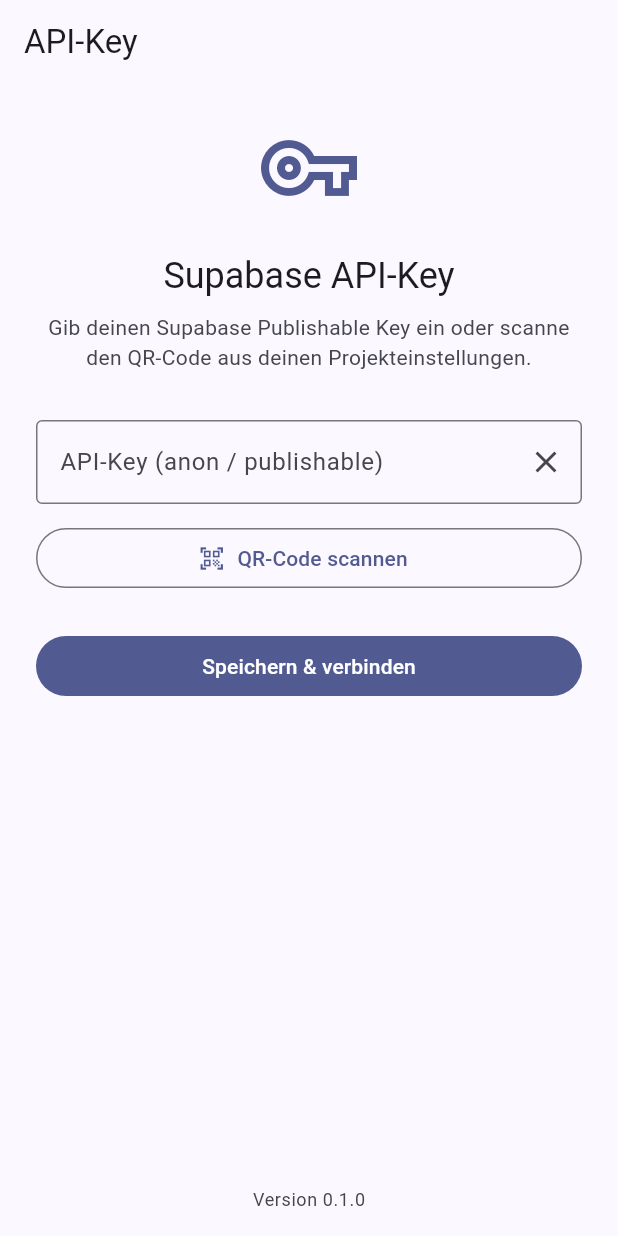
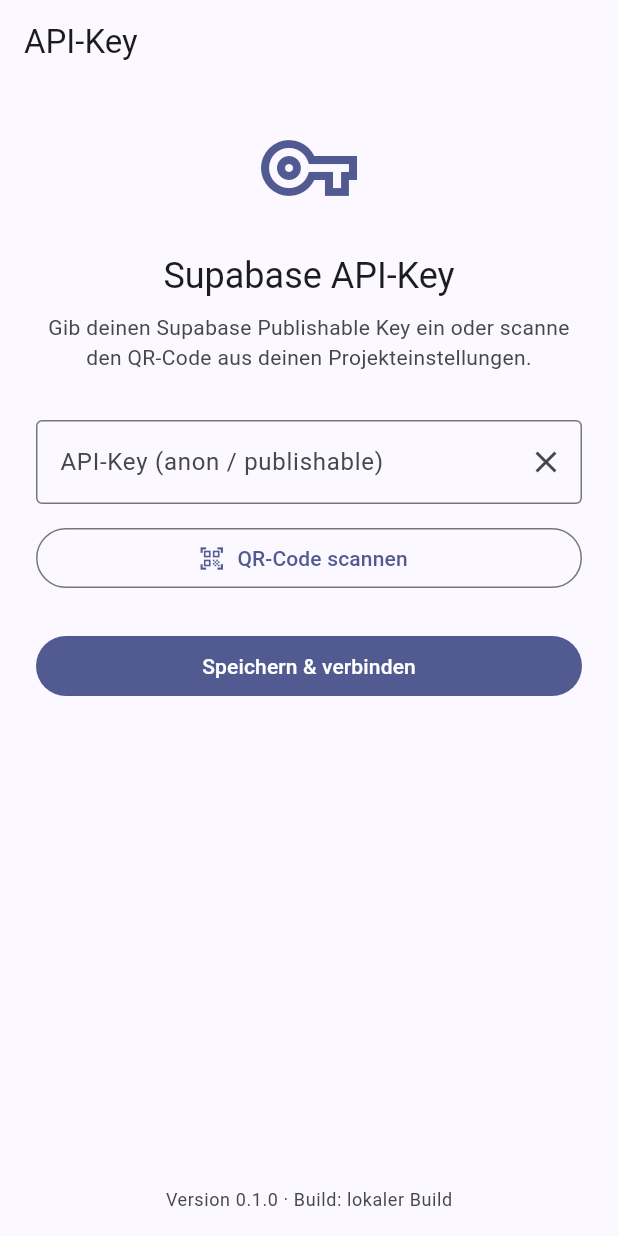
Before and after one commit to HeZumbu23/ai-time-plannning, a Flutter app: the screen it shows after launch, on a phone screen of 412 x 824 dp. Run offline on Flutter 3.47's test engine with Material 3 defaults, Android fonts, the phone set to English and light mode, and no system bars; our stand-ins replace go_router, shared_preferences, supabase, webview_flutter; missing offline and left inert: mobile_scanner; accounts and stored records are empty.

Commit message:
Show Docker build timestamp next to app version
Bakes the UTC build time into the web bundle via --dart-define=BUILD_TIME
(set from `date -u` in the Dockerfile RUN step) and displays it alongside
the version number in the app bar and the API-key/setup screen, so a
running deployment's build can be identified without checking Docker
image metadata.

Co-Authored-By: Claude Sonnet 5 <noreply@anthropic.com>
Claude-Session: https://claude.ai/code/session_01PcRCTcVV9XcgiSDjgMryCU

```diff
--- a/lib/config/app_version.dart
+++ b/lib/config/app_version.dart
@@ -1 +1,9 @@
 const String appVersion = '0.1.0';
+
+/// Zeitpunkt des Docker-Builds (UTC, ISO-8601), gesetzt via
+/// `--dart-define=BUILD_TIME=...` im Dockerfile. Bei lokalen Builds ohne
+/// dieses Define bleibt der Platzhalter stehen.
+const String buildTime = String.fromEnvironment(
+  'BUILD_TIME',
+  defaultValue: 'lokaler Build',
+);
--- a/lib/screens/api_key_screen.dart
+++ b/lib/screens/api_key_screen.dart
@@ -202,7 +202,7 @@ class _ApiKeyScreenState extends State<ApiKeyScreen> {
         Padding(
           padding: const EdgeInsets.all(16),
           child: Text(
-            'Version $appVersion',
+            'Version $appVersion · Build: $buildTime',
             style: theme.textTheme.bodySmall?.copyWith(
               color: theme.colorScheme.onSurfaceVariant,
             ),
@@ -285,7 +285,7 @@ class _ApiKeyScreenState extends State<ApiKeyScreen> {
         Padding(
           padding: const EdgeInsets.all(16),
           child: Text(
-            'Version $appVersion',
+            'Version $appVersion · Build: $buildTime',
             style: theme.textTheme.bodySmall?.copyWith(
               color: theme.colorScheme.onSurfaceVariant,
             ),
--- a/lib/screens/home_shell.dart
+++ b/lib/screens/home_shell.dart
@@ -71,7 +71,7 @@ class HomeShell extends StatelessWidget {
         children: [
           Text(_titles[navigationShell.currentIndex]),
           Text(
-            'v$appVersion',
+            'v$appVersion · $buildTime',
             style: Theme.of(context).textTheme.labelSmall,
           ),
         ],
```
Also changed, not shown: 1 other file.
